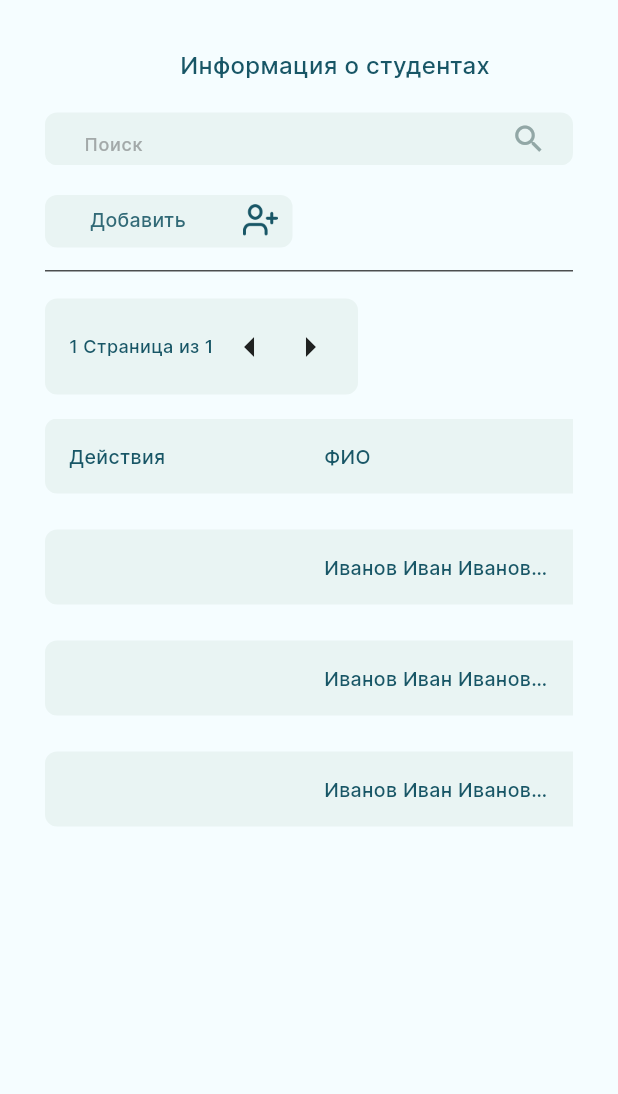
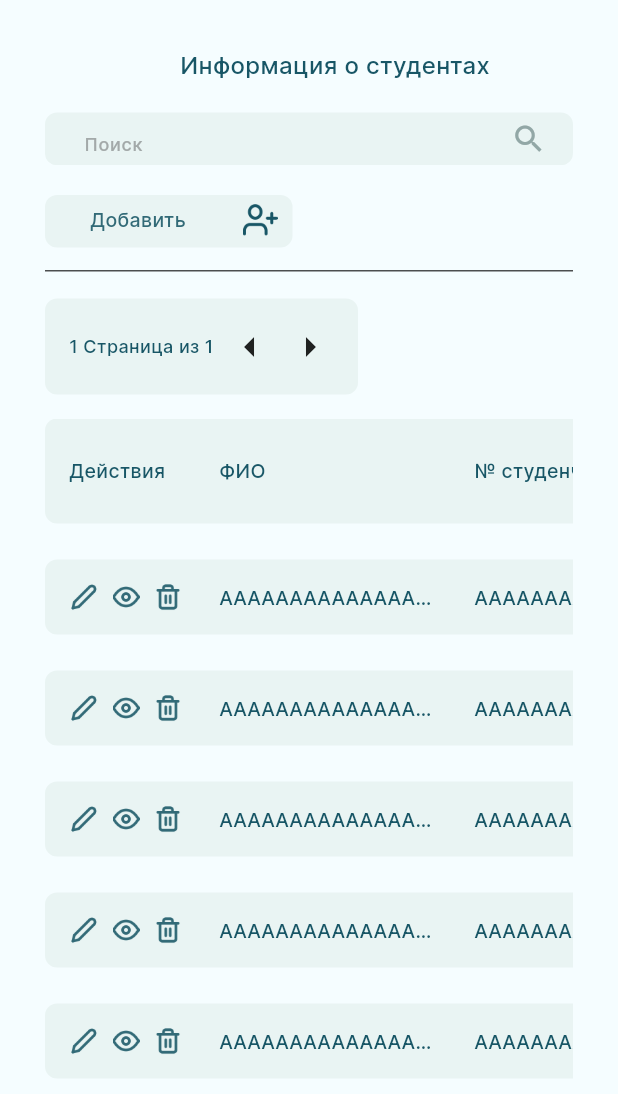
Before and after one commit to Rustam-Askerov/students_list, a Flutter app: the screen it shows after launch, on a phone screen of 412 x 824 dp. Shown: the top 1094 px of the screen. Run offline on Flutter 3.47's test engine with Material 2 defaults, Android fonts, the phone set to English and light mode, and no system bars; our stand-ins replace get.

Commit message:
правки

```diff
--- a/lib/data/models/student_model.dart
+++ b/lib/data/models/student_model.dart
@@ -1,28 +1,24 @@
 class StudentModel {
-  final String fio;
-  final num studPassportNum;
-  final String department;
-  final num yearOfEntering;
-  final num yearOfEnding;
-  final String degree;
-  final bool archiveIndicator;
-  final String vkrName;
-  final String vkrMark;
-  final String faculty;
-  final String departmentName;
-  final String departmentHead;
+  final int id;
+  final String fullName;
+  final String groupName;
+  final int studentIDnumber;
+  final int? departmentID;
+  final int? scientificSupervisorID;
+  final String stage;
+  final int dateOfAdmission;
+  final int? dateOfGraduation;
+  final bool? isGraduate;
 
   StudentModel(
-      this.fio,
-      this.studPassportNum,
-      this.department,
-      this.yearOfEntering,
-      this.yearOfEnding,
-      this.archiveIndicator,
-      this.degree,
-      this.vkrName,
-      this.vkrMark,
-      this.faculty,
-      this.departmentName,
-      this.departmentHead);
+      {required this.id,
+      required this.fullName,
+      required this.groupName,
+      required this.studentIDnumber,
+      this.departmentID,
+      this.scientificSupervisorID,
+      required this.stage,
+      required this.dateOfAdmission,
+      required this.dateOfGraduation,
+      required this.isGraduate});
 }
--- a/lib/presentation/controllers/add_update_controller.dart
+++ b/lib/presentation/controllers/add_update_controller.dart
@@ -5,31 +5,36 @@ import 'package:students_list/presentation/controllers/home_screen_controller.da
 class AddUpdateController extends GetxController {
   final _homeScreenController = Get.find<HomeScreenController>();
 
-  final TextEditingController fioController = TextEditingController(text: '');
+  final TextEditingController fio = TextEditingController(text: '');
+  final TextEditingController group = TextEditingController(text: '');
   final TextEditingController studNum = TextEditingController(text: '');
   DateTime yearOfEntering = DateTime(DateTime.now().year);
   DateTime yearOfEnding = DateTime(DateTime.now().year);
   String? degree;
   final TextEditingController vkrName = TextEditingController(text: '');
   String? vkrMark;
+  //информация о кафедре
   String? faculty;
   final TextEditingController departmentName = TextEditingController(text: '');
   final TextEditingController departmentHead = TextEditingController(text: '');
-
-  void addRow() {
-    _homeScreenController.addRow(
-        fioController.text,
-        int.parse(studNum.text),
-        departmentName.text,
-        yearOfEntering.year,
-        yearOfEnding.year,
-        degree!,
-        false,
-        vkrName.text,
-        vkrMark!,
-        faculty!,
-        departmentName.text,
-        departmentHead.text);
-    _homeScreenController.update();
-  }
+  //информация о научном руководителе
+  final TextEditingController scientificSupervisorFIO = TextEditingController(text: '');
+  final TextEditingController post = TextEditingController(text: '');
+  final TextEditingController academicDegree = TextEditingController(text: '');
+  // void addRow() {
+  //   _homeScreenController.addRow(
+  //       fio.text,
+  //       int.parse(studNum.text),
+  //       departmentName.text,
+  //       yearOfEntering.year,
+  //       yearOfEnding.year,
+  //       degree!,
+  //       false,
+  //       vkrName.text,
+  //       vkrMark!,
+  //       faculty!,
+  //       departmentName.text,
+  //       departmentHead.text);
+  //   _homeScreenController.update();
+  // }
 }
--- a/lib/presentation/controllers/home_screen_controller.dart
+++ b/lib/presentation/controllers/home_screen_controller.dart
@@ -3,94 +3,30 @@ import 'package:students_list/data/models/student_model.dart';
 
 class HomeScreenController extends GetxController {
   List<StudentModel> data = [
-    StudentModel(
-        'Иванов Иван Ивановиииииииич',
-        2648951,
-        'Мат.анализ',
-        2019,
-        2023,
-        false,
-        'Бакалавр',
-        'bbbbbbbbbbbbbbbbbbb',
-        'Отлично',
-        'Математический',
-        'Мат.анализ',
-        'Невский М.В.'),
-    StudentModel(
-        'Иванов Иван Иванович',
-        2648951,
-        'Мат.анализ',
-        2019,
-        2023,
-        false,
-        'Бакалавр',
-        'bbbbbbbbbbbbbbbbbbb',
-        'Отлично',
-        'Математический',
-        'Мат.анализ',
-        'Невский М.В.'),
-    StudentModel(
-        'Иванов Иван Иванович',
-        2648951,
-        'Мат.анализ',
-        2019,
-        2023,
-        false,
-        'Бакалавр',
-        'bbbbbbbbbbbbbbbbbbb',
-        'Отлично',
-        'Математический',
-        'Мат.анализ',
-        'Невский М.В.'),
+
   ];
 
   List<List<String>> getRows() {
     return List.generate(
-      data.length,
+      5,
       (index) => [
         '',
-        data[index].fio,
-        data[index].studPassportNum.toString(),
-        data[index].department,
-        data[index].yearOfEntering.toString(),
-        data[index].degree,
-        data[index].archiveIndicator.toString(),
-        data[index].vkrName,
-        data[index].vkrMark,
-        data[index].faculty,
-        data[index].departmentName,
-        data[index].departmentHead,
+        'AAAAAAAAAAAAAAAAAA',
+        'AAAAAAAAAAAAAAAAAA',
+        'AAAAAAAAAAAAAAAAAA',
+        'AAAAAAAAAAAAAAAAAA',
+        'AAAAAAAAAAAAAAAAAA',
+        'AAAAAAAAAAAAAAAAAA',
+        'AAAAAAAAAAAAAAAAAA',
+        'AAAAAAAAAAAAAAAAAA',
       ],
     );
   }
 
-  void addRow(
-    String fio,
-    num studPassportNum,
-    String department,
-    num yearOfEntering,
-    num yearOfEnding,
-    String degree,
-    bool archiveIndicator,
-    String vkrName,
-    String vkrMark,
-    String faculty,
-    String departmentName,
-    String departmentHead,
-  ) {
-    data.add(StudentModel(
-        fio,
-        studPassportNum,
-        department,
-        yearOfEntering,
-        yearOfEnding,
-        archiveIndicator,
-        degree,
-        vkrName,
-        vkrMark,
-        faculty,
-        departmentName,
-        departmentHead));
-    update();
-  }
+  // void addRow(
+
+  // ) {
+  //   data.add(StudentModel(id: id, fullName: fullName, groupName: groupName, studentIDnumber: studentIDnumber, stage: stage, dateOfAdmission: dateOfAdmission, dateOfGraduation: dateOfGraduation, isGraduate: isGraduate));
+  //   update();
+  // }
 }
--- a/lib/presentation/controllers/table_controller.dart
+++ b/lib/presentation/controllers/table_controller.dart
@@ -10,6 +10,7 @@ class CustomizableTableController extends GetxController {
 
   void columnWidthInit(int num) {
     columnWidth = List<double>.filled(num, 150);
+    columnWidth[0]=80;
   }
 
   void updateColumnWidth(double newWidth, int index) {
--- a/lib/presentation/styles_and_colors/dictionary.dart
+++ b/lib/presentation/styles_and_colors/dictionary.dart
@@ -5,20 +5,19 @@ class Dictionary {
     'Действия',
     'ФИО',
     '№ студенческого',
+    'Группа',
     'Кафедра',
+    'Ступень образования',
     'Год поступления',
-    'Ступень образования',
-    'Индикация окончания',
-    'Название диплома',
-    'Оценка за диплом',
-    'Факультет',
-    'Наименование',
-    'ФИО зав.каф.'
+    'Год окончания обучения',
+    'Индикация окончания'
   ];
   //экран добавления/редактирования записи
   static const String studentsInfo= 'Информация о студенте';
   static const String departmentInfo= 'Информация о кафедре';
+  static const String scientificAdvisorInfo = 'Информация о научном руководителе';
   static const String fio = 'ФИО';
+  static const String group = 'Группа';
   static const String studNum = '№ студенческого';
   static const String yearOfEntering = 'Год поступления';
   static const String yearOfEnding = 'Год окончания обучения';
@@ -38,4 +37,7 @@ class Dictionary {
   static const String greate = 'Отлично';
   static const String mathFaculty = 'Математический';
   static const String ivtFaculty = 'ИВТ';
+  static const String scientificSupervisorFIO = 'ФИО';
+  static const String post = 'Должность';
+  static const String academicDegree = 'Ученая степень';
 }
--- a/lib/presentation/widgets/customizable_table.dart
+++ b/lib/presentation/widgets/customizable_table.dart
@@ -26,7 +26,6 @@ class CustomizableTable extends StatefulWidget {
   final List<List<String>> rowsData;
   final double fieldsMargin;
   final double rowsMargin;
-
   @override
   State<CustomizableTable> createState() => _CustomizableTableState();
 }
@@ -103,9 +102,12 @@ class _CustomizableTableState extends State<CustomizableTable> {
                         rowsMargin: widget.rowsMargin,
                         fieldsMargin: widget.fieldsMargin),
                     ...List.generate(
-                      widget.rowsData.length-(_tableController.currentPage.value-1)*8,
+                      widget.rowsData.length -
+                          (_tableController.currentPage.value - 1) * 8,
                       (index) => TableRow(
-                        rowData: widget.rowsData[(_tableController.currentPage.value-1)*8+index],
+                        rowData: widget.rowsData[
+                            (_tableController.currentPage.value - 1) * 8 +
+                                index],
                         rowsDecoration: widget.rowsDecoration,
                         rowDataTextStyle: widget.rowDataTextStyle,
                         filedsMargin: widget.fieldsMargin,
@@ -139,7 +141,7 @@ class Fields extends StatelessWidget {
   @override
   Widget build(BuildContext context) {
     return Container(
-      height: 50,
+      //height: 50,
       padding: const EdgeInsets.symmetric(vertical: 16, horizontal: 16),
       margin: EdgeInsets.only(bottom: rowsMargin / 2),
       decoration: fieldsDecoration,
@@ -165,7 +167,8 @@ class Fields extends StatelessWidget {
                   const SizedBox(
                     width: 5,
                   ),
-                  MouseRegion(
+                  index != 0
+                      ? MouseRegion(
                           onEnter: (event) {
                             _tableController.onHover.value = true;
                             _tableController.onHoverIndex.value = index;
@@ -175,8 +178,9 @@ class Fields extends StatelessWidget {
                           },
                           child: GestureDetector(
                             onHorizontalDragUpdate: (details) {
-                        details.localPosition
-                            .scale(150, details.localPosition.dy);
+                              // details.localPosition.scale(
+                              //     _tableController.columnWidth[index],
+                              //     details.localPosition.dy);
                               if (details.localPosition.dx > 150) {
                                 _tableController.updateColumnWidth(
                                     details.localPosition.dx, index);
@@ -190,13 +194,15 @@ class Fields extends StatelessWidget {
                                 width: 7,
                                 height: 20,
                                 color: _tableController.onHover.value &&
-                                  _tableController.onHoverIndex.value == index
+                                        _tableController.onHoverIndex.value ==
+                                            index
                                     ? ThemeColors.searchIconColor
                                     : Colors.transparent,
                               ),
                             ),
                           ),
-                  ),
+                        )
+                      : const SizedBox(),
                 ],
               ),
             ),
@@ -233,20 +239,63 @@ class TableRow extends StatelessWidget {
         margin: EdgeInsets.symmetric(vertical: rowsMargin / 2),
         decoration: rowsDecoration,
         child: InkWell(
-          onTap: (){
-            print('clicked');
+          onTap: () {
+            //print('clicked');
           },
           child: Row(
             crossAxisAlignment: CrossAxisAlignment.start,
             children: [
               ...List.generate(
                 rowData.length,
-                (index) => Container(
+                (index) => index == 0
+                    ? Container(
+                        width: _tableController.columnWidth[index],
+                        margin: EdgeInsets.only(
+                            left: index == 0 ? 0 : filedsMargin,
+                            right:
+                                index == rowData.length - 1 ? 0 : filedsMargin),
+                        child: Row(
+                          children: [
+                            InkWell(
+                              onTap: () {},
+                              child: Image.asset(
+                                'assets/icons/edit.png',
+                                height: 20,
+                                width: 20,
+                              ),
+                            ),
+                            const SizedBox(
+                              width: 8,
+                            ),
+                            InkWell(
+                              onTap: () {},
+                              child: Image.asset(
+                                'assets/icons/eye.png',
+                                height: 20,
+                                width: 20,
+                              ),
+                            ),
+                            const SizedBox(
+                              width: 8,
+                            ),
+                            InkWell(
+                              onTap: () {},
+                              child: Image.asset(
+                                'assets/icons/trash.png',
+                                height: 20,
+                                width: 20,
+                              ),
+                            ),
+                          ],
+                        ),
+                      )
+                    : Container(
                         width: _tableController.columnWidth[index],
                         alignment: Alignment.centerLeft,
                         margin: EdgeInsets.only(
                             left: index == 0 ? 0 : filedsMargin,
-                      right: index == rowData.length - 1 ? 0 : filedsMargin),
+                            right:
+                                index == rowData.length - 1 ? 0 : filedsMargin),
                         child: SelectionArea(
                           child: Text(
                             rowData[index],
```
Also changed, not shown: lib/data/models/scientific_supervisor_model.dart (added, +14 -0 lines), lib/presentation/screens/add_update_data.dart (+151 -95 lines), assets/icons/edit.png (added), assets/icons/eye.png (added), assets/icons/trash.png (added), lib/domain/repositories/students_repository.dart (added). Lines whose indentation alone changed are shown as unchanged.
